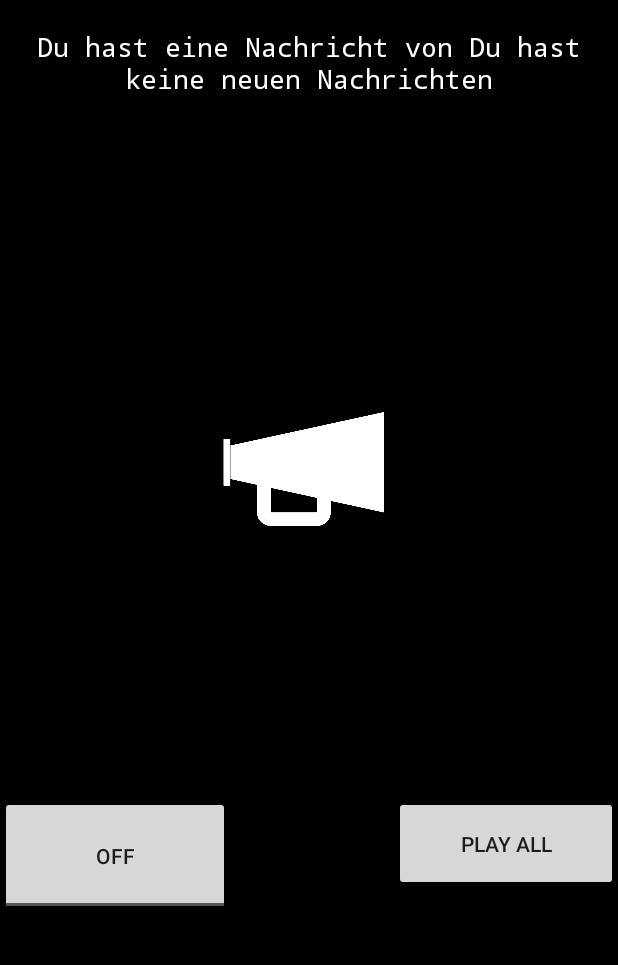
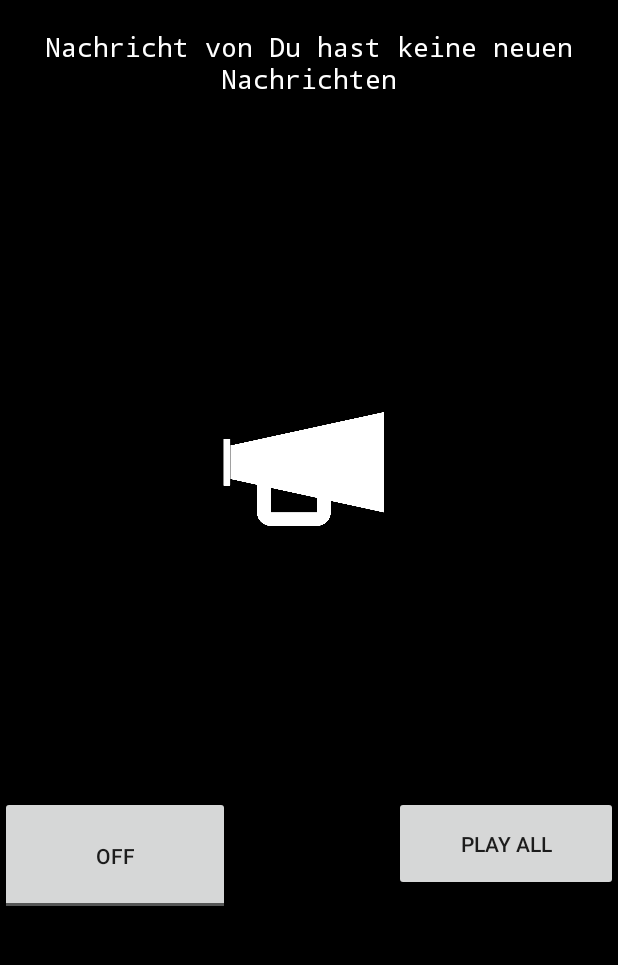
Before and after one commit to aai38/audioMessenger, an Android app: the screen it shows after launch (MainActivity), after a tap on "PLAY ALL", on a phone screen of 412 x 824 dp, the part 84-1049 px from its top. Run offline under Robolectric (Android 15) with nearby library versions, the phone set to English and light mode, and no system bars; libraries missing offline, so code that uses them is left out: com.ibm.cloud, com.ibm.watson, com.robj.notificationhelperlibrary; pictures from the network do not load; 3 statements that could not run were skipped.

Commit message:
Change output text "du hast eine nachricht von" to "nachricht von"

```diff
--- a/notification-listener-service-example-master/app/src/main/java/com/github/chagall/notificationlistenerexample/MainActivity.java
+++ b/notification-listener-service-example-master/app/src/main/java/com/github/chagall/notificationlistenerexample/MainActivity.java
@@ -161,9 +161,8 @@ public class MainActivity extends AppCompatActivity {
 
     public static void updateOurText(String text) {
 
-        view.setText("Du hast eine Nachricht von " + text);
+        view.setText("Nachricht von " + text);
         File file = new File("../../../../../res/raw/earcon1.mp3");
-        ///Users/linaxu/Documents/audiomessenger/notification-listener-service-example-master/app/src/main/java/com/github/chagall/notificationlistenerexample/MainActivity.java
         int succ1 = t1.addEarcon("[earcon]", file.getAbsolutePath());//"", R.raw.earcon1);
         Bundle param = new android.os.Bundle();
         param.putInt(TextToSpeech.Engine.KEY_PARAM_STREAM, 3);
@@ -172,7 +171,7 @@ public class MainActivity extends AppCompatActivity {
         int succ = t1.playEarcon("[earcon]",TextToSpeech.QUEUE_FLUSH, param, "earcon");
         System.out.println("Success: "+succ1+ " " + succ);
 
-        t1.speak("Du hast eine Nachricht von " + text,TextToSpeech.QUEUE_ADD,null);
+        t1.speak("Nachricht von " + text,TextToSpeech.QUEUE_ADD,null);
         t1.setOnUtteranceProgressListener(new UtteranceProgressListener() {
             @Override
             public void onStart(String utteranceId){
```
